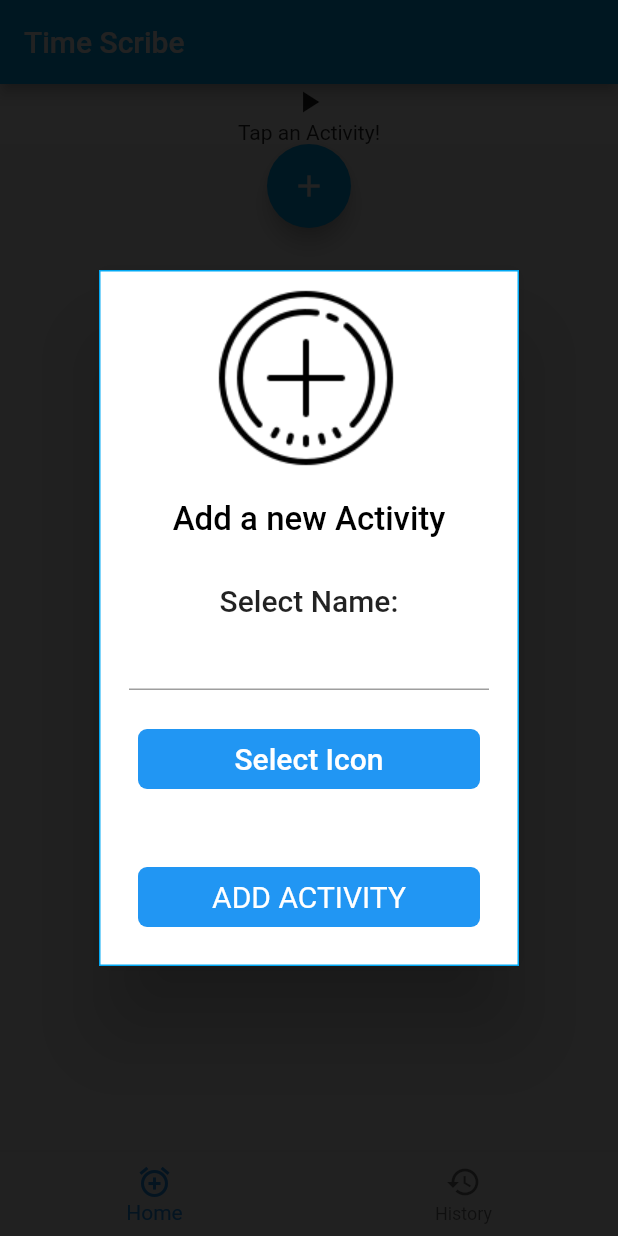
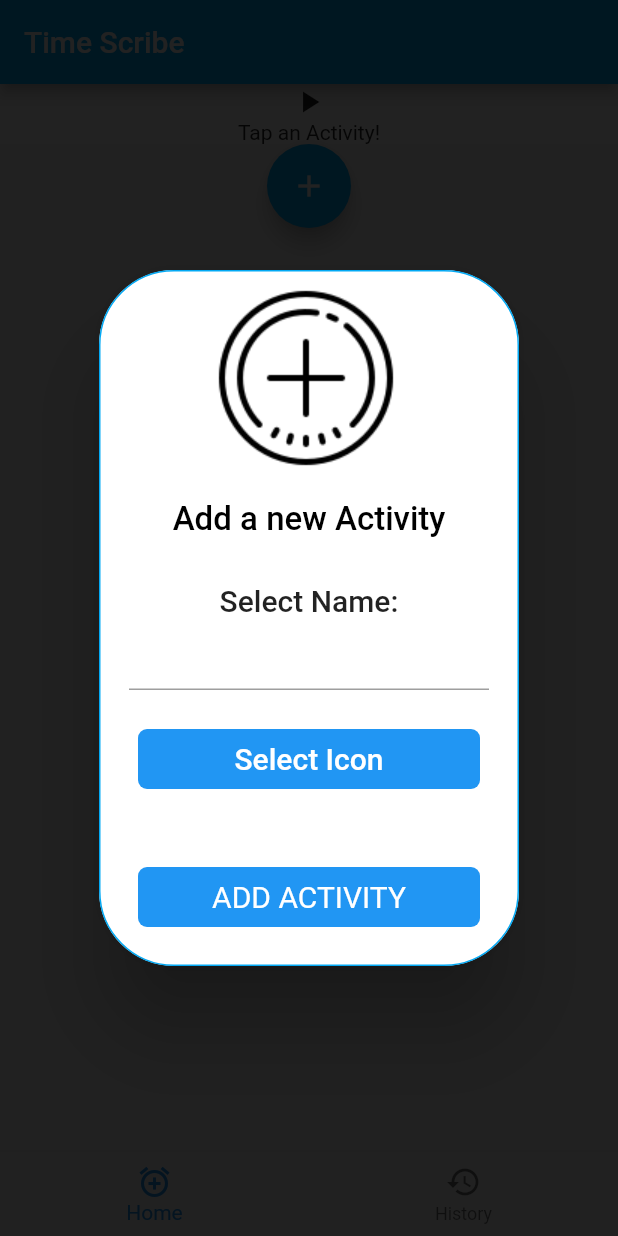
Before and after one commit to HarryAWoodworth/TimeScribe, a Flutter app: the screen it shows after launch, after a tap on the "add" icon, on a phone screen of 412 x 824 dp. Run offline on Flutter 3.47's test engine with Material 2 defaults, Android fonts, the phone set to English and light mode, and no system bars; drawn by our look-alikes of rflutter_alert; our stand-ins replace shared_preferences; missing offline and left inert: flutter_picker.

Commit message:
Add rounded edges to new activity dialogue

```diff
--- a/lib/home_body_widget.dart
+++ b/lib/home_body_widget.dart
@@ -161,7 +161,7 @@ class HomeBodyWidgetState extends State<HomeBodyWidget> {
       isCloseButton: false,
       isOverlayTapDismiss: false,
       alertBorder: RoundedRectangleBorder(
-        borderRadius: BorderRadius.circular(0.0),
+        borderRadius: BorderRadius.circular(50.0),
         side: BorderSide(
           color: Colors.lightBlue,
         ),
```
